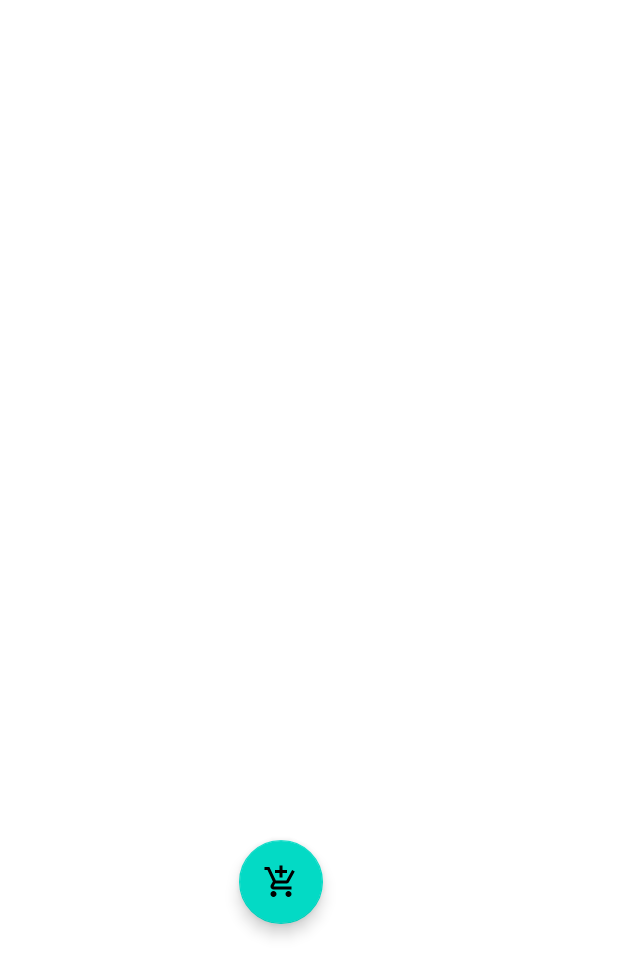
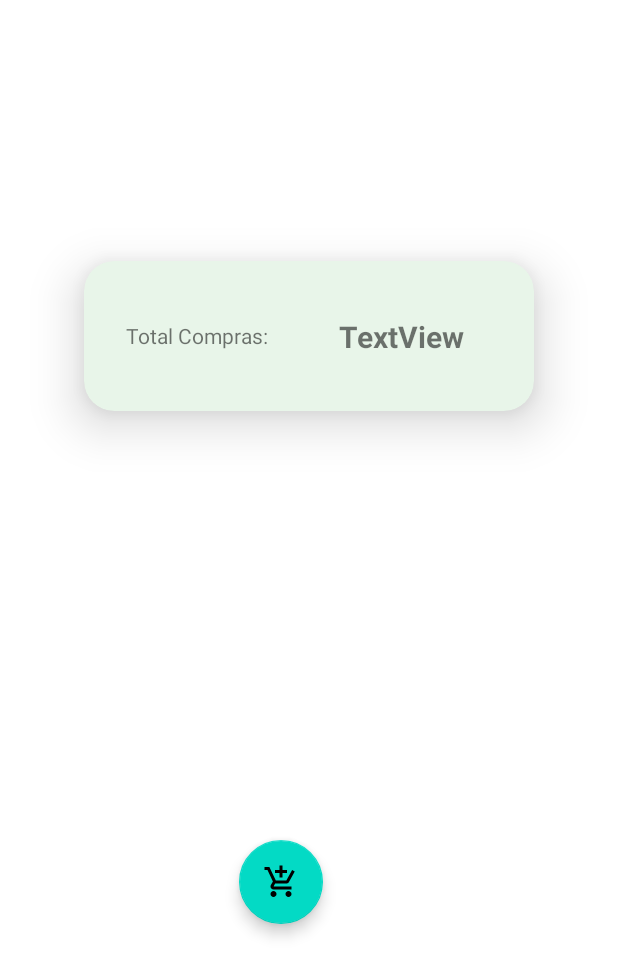
Before and after one commit to cavigna/ComprasApp, an Android app: the layout fragment_home.xml on its own in the app's theme, with its tools: preview values and no code run, on a phone screen of 412 x 824 dp. Shown: the top 976 px of the screen. Run offline under Robolectric (Android 15) with nearby library versions, the phone set to English and light mode, and no system bars.

Commit message:
App Funcional! | Added Recycler + Nav

```diff
--- a/app/src/main/java/com/example/comprasapp/MainActivity.java
+++ b/app/src/main/java/com/example/comprasapp/MainActivity.java
@@ -57,7 +57,7 @@ public class MainActivity extends AppCompatActivity {
 
     public void irFb(FloatingActionButton floatingActionButton){
         fb.setOnClickListener(view -> {
-            navController.navigate(R.id.action_homeFragment_to_addFragment);
+            navController.navigate(R.id.addFragment);
         });
     }
 }
--- a/app/src/main/java/com/example/comprasapp/adapter/ComprasListAdapter.java
+++ b/app/src/main/java/com/example/comprasapp/adapter/ComprasListAdapter.java
@@ -3,12 +3,16 @@ package com.example.comprasapp.adapter;
 import android.view.ViewGroup;
 
 import androidx.annotation.NonNull;
+import androidx.lifecycle.ViewModel;
 import androidx.recyclerview.widget.DiffUtil;
 import androidx.recyclerview.widget.ListAdapter;
 
 import com.example.comprasapp.model.Compra;
+import com.example.comprasapp.viewmodel.ComprasViewModel;
 
 public class ComprasListAdapter extends ListAdapter<Compra, ComprasViewHolder> {
+    //private ComprasViewModel viewModel;
+
     public ComprasListAdapter(@NonNull DiffUtil.ItemCallback<Compra> diffCallback) {
         super(diffCallback);
     }
--- a/app/src/main/java/com/example/comprasapp/fragment/HomeFragment.java
+++ b/app/src/main/java/com/example/comprasapp/fragment/HomeFragment.java
@@ -3,28 +3,42 @@ package com.example.comprasapp.fragment;
 import android.os.Bundle;
 
 import androidx.fragment.app.Fragment;
+import androidx.lifecycle.ViewModelProvider;
 import androidx.navigation.Navigation;
 
 import android.view.LayoutInflater;
 import android.view.View;
 import android.view.ViewGroup;
+import android.widget.TextView;
 
 import com.example.comprasapp.R;
 import com.example.comprasapp.databinding.FragmentAddBinding;
 import com.example.comprasapp.databinding.FragmentHomeBinding;
+import com.example.comprasapp.viewmodel.ComprasViewModel;
 import com.google.android.material.floatingactionbutton.FloatingActionButton;
 
 
 public class HomeFragment extends Fragment {
     FragmentHomeBinding binding;
+    TextView tvTotal;
     FloatingActionButton fbAdd;
+    ComprasViewModel viewModel;
 
     @Override
     public View onCreateView(LayoutInflater inflater, ViewGroup container,
                              Bundle savedInstanceState) {
 
         binding = FragmentHomeBinding.inflate(inflater, container, false);
+        tvTotal = binding.tvTotalHome;
+        viewModel = new ViewModelProvider(getActivity()).get(ComprasViewModel.class);
+
+        viewModel.getTotal().observe(getViewLifecycleOwner(), total->{
+            tvTotal.setText(String.valueOf(total));
+        });
+
+
         fbAdd = binding.fbAdd;
+
 
         fbAdd.setOnClickListener(l->{
             Navigation.findNavController(getView()).navigate(R.id.action_homeFragment_to_addFragment);
--- a/app/src/main/res/layout/activity_main.xml
+++ b/app/src/main/res/layout/activity_main.xml
@@ -25,8 +25,8 @@
 
     <com.google.android.material.bottomnavigation.BottomNavigationView
         android:id="@+id/botomNav"
-        android:layout_width="391dp"
-        android:layout_height="98dp"
+        android:layout_width="0dp"
+        android:layout_height="0dp"
         android:layout_marginStart="1dp"
         android:layout_marginTop="1dp"
         android:layout_marginEnd="1dp"
@@ -44,7 +44,8 @@
             android:layout_height="wrap_content"
             android:layout_gravity="center_horizontal"
             android:clickable="true"
-            app:srcCompat="@drawable/ic_baseline_add_shopping_cart_24" />
+            app:srcCompat="@drawable/ic_baseline_add_shopping_cart_24"
+            tools:ignore="SpeakableTextPresentCheck" />
     </com.google.android.material.bottomnavigation.BottomNavigationView>
 
 
--- a/app/src/main/res/layout/fragment_home.xml
+++ b/app/src/main/res/layout/fragment_home.xml
@@ -19,4 +19,46 @@
         app:layout_constraintHorizontal_bias="0.448"
         app:layout_constraintStart_toStartOf="parent" />
 
+    <androidx.cardview.widget.CardView
+        android:id="@+id/cardViewTotal"
+        android:layout_width="300dp"
+        android:layout_height="100dp"
+        android:layout_marginStart="1dp"
+        android:layout_marginTop="174dp"
+        android:layout_marginEnd="1dp"
+        app:cardBackgroundColor="#E8F5E9"
+        app:cardCornerRadius="20dp"
+        app:cardElevation="20dp"
+        app:layout_constraintEnd_toEndOf="parent"
+        app:layout_constraintStart_toStartOf="parent"
+        app:layout_constraintTop_toTopOf="parent">
+
+        <androidx.constraintlayout.widget.ConstraintLayout
+            android:layout_width="match_parent"
+            android:layout_height="match_parent">
+
+            <TextView
+                android:id="@+id/tvStringTotal"
+                android:layout_width="wrap_content"
+                android:layout_height="wrap_content"
+                android:layout_marginStart="28dp"
+                android:layout_marginTop="40dp"
+                android:text="Total Compras:"
+                app:layout_constraintStart_toStartOf="parent"
+                app:layout_constraintTop_toTopOf="parent" />
+
+            <TextView
+                android:id="@+id/tvTotalHome"
+                android:layout_width="wrap_content"
+                android:layout_height="wrap_content"
+                android:text="TextView"
+                android:textSize="20sp"
+                android:textStyle="bold"
+                app:layout_constraintBottom_toBottomOf="parent"
+                app:layout_constraintEnd_toEndOf="parent"
+                app:layout_constraintStart_toEndOf="@+id/tvStringTotal"
+                app:layout_constraintTop_toTopOf="parent" />
+        </androidx.constraintlayout.widget.ConstraintLayout>
+    </androidx.cardview.widget.CardView>
+
 </androidx.constraintlayout.widget.ConstraintLayout>
```
